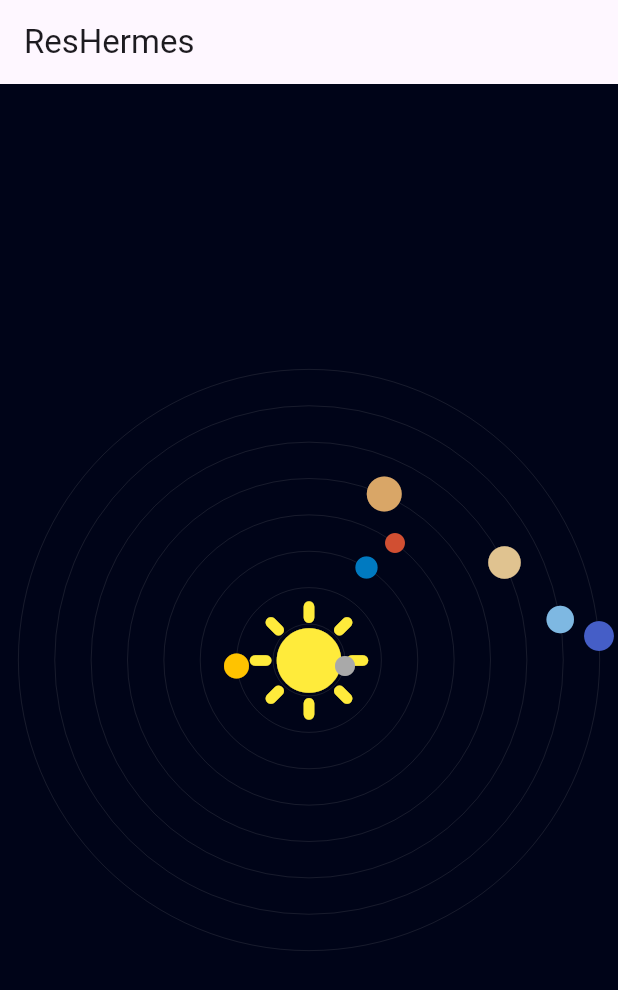
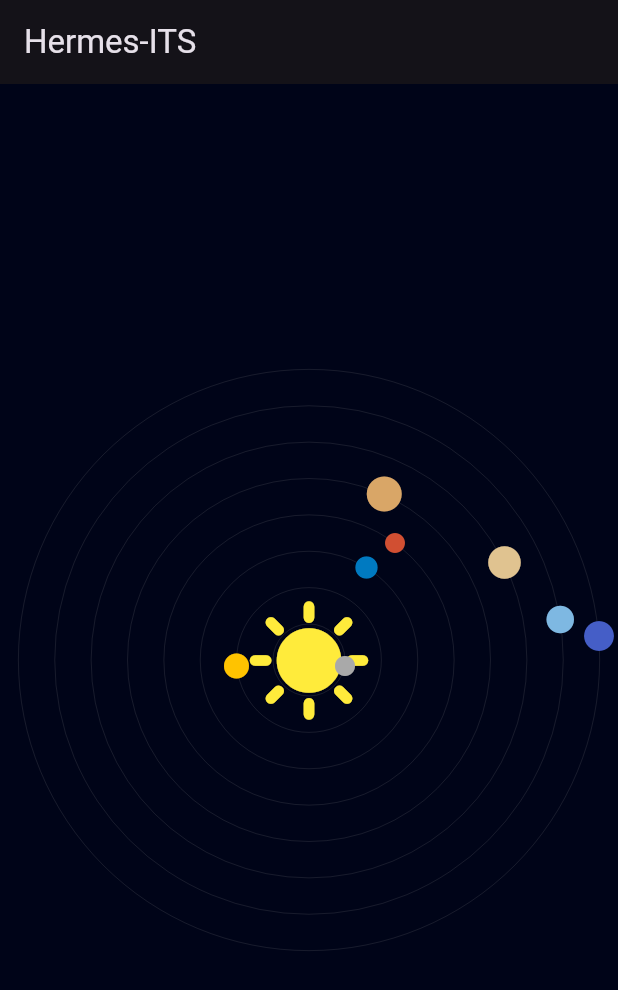
Before and after one commit to Spaceapps2023-HermesTravel/hermes_its, a Flutter app: the screen it shows after launch, on a phone screen of 412 x 824 dp. Shown: the top 990 px of the screen. Run offline on Flutter 3.47's test engine with Material 2 defaults, Android fonts, the phone set to English and light mode, and no system bars.

Commit message:
name n theme change

```diff
--- a/lib/home_page.dart
+++ b/lib/home_page.dart
@@ -15,9 +15,9 @@ class _HomePageState extends State<HomePage> {
   @override
   Widget build(BuildContext context) {
     return Scaffold(
-      appBar: AppBar(title: const Text('ResHermes')),
+      appBar: AppBar(title: const Text('Hermes-ITS')),
       body: Container(
-        color: Color(0xFF000418),
+        color: const Color(0xFF000418),
         child: StreamBuilder<double>(
           stream: Stream.periodic(
             const Duration(milliseconds: 10),
--- a/lib/main.dart
+++ b/lib/main.dart
@@ -12,11 +12,8 @@ class MyApp extends StatelessWidget {
   @override
   Widget build(BuildContext context) {
     return MaterialApp(
-      title: 'ResHermes',
-      theme: ThemeData(
-        colorScheme: ColorScheme.fromSeed(seedColor: Colors.deepPurple),
-        useMaterial3: true,
-      ),
+      title: 'Hermes-ITS',
+      theme: ThemeData.dark(useMaterial3: true),
       home: const HomePage(),
     );
   }
```
Also changed, not shown: 1 other file.
